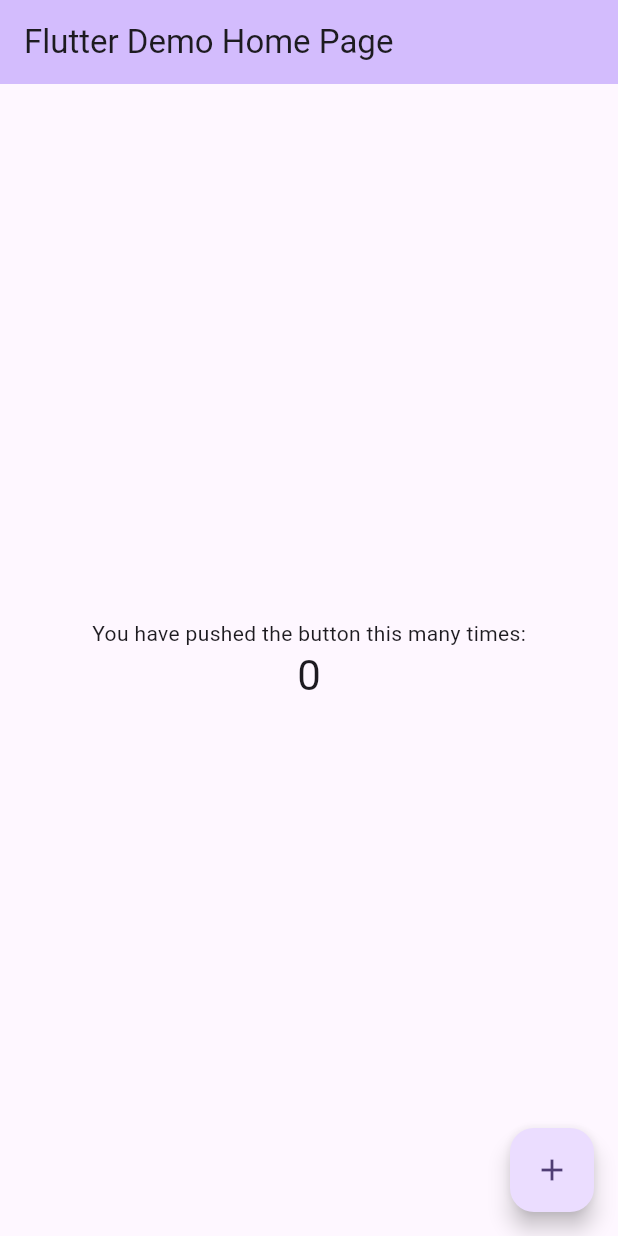
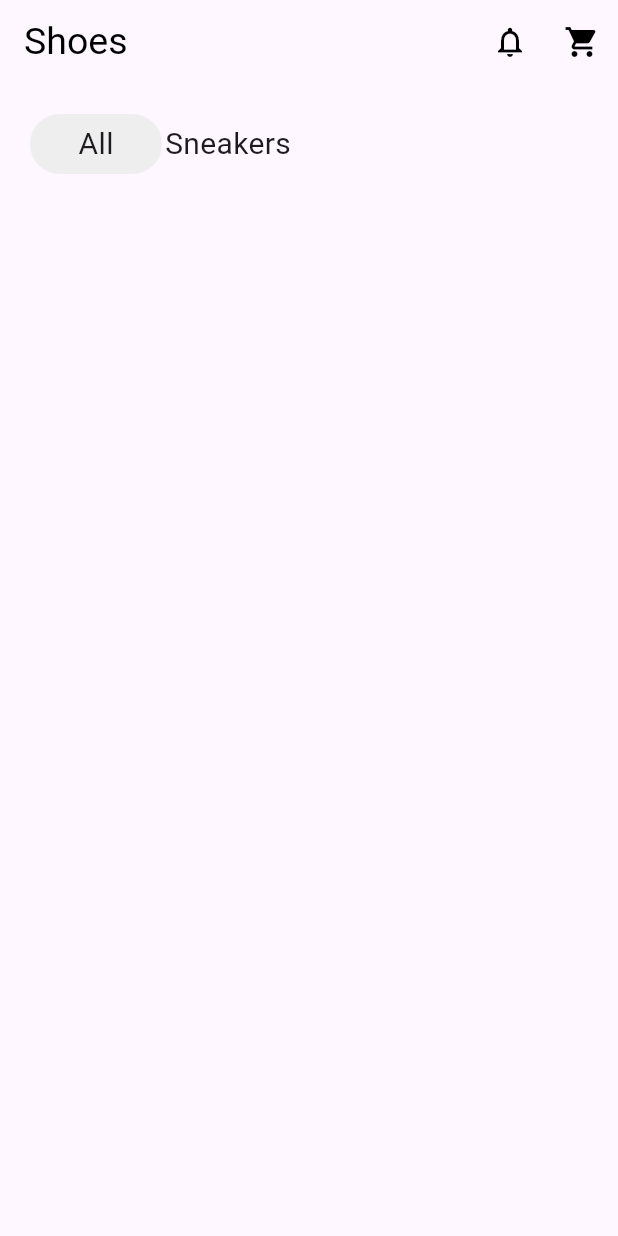
Before and after one commit to shashwat-naik/Educational, a Flutter app: the screen it shows after launch, on a phone screen of 412 x 824 dp. Run offline on Flutter 3.47's test engine with Material 3 defaults, Android fonts, the phone set to English and light mode, and no system bars.

Commit message:
App Bar & Nav Bar

```diff
--- a/lib/main.dart
+++ b/lib/main.dart
@@ -1,125 +1,81 @@
 import 'package:flutter/material.dart';
 
-void main() {
-  runApp(const MyApp());
-}
+void main() => runApp(MaterialApp(
+      debugShowCheckedModeBanner: false,
+      home: HomePage(),
+    ));
 
-class MyApp extends StatelessWidget {
-  const MyApp({super.key});
+class HomePage extends StatelessWidget {
+  const HomePage({super.key});
 
-  // This widget is the root of your application.
   @override
   Widget build(BuildContext context) {
-    return MaterialApp(
-      title: 'Flutter Demo',
-      theme: ThemeData(
-        // This is the theme of your application.
-        //
-        // TRY THIS: Try running your application with "flutter run". You'll see
-        // the application has a purple toolbar. Then, without quitting the app,
-        // try changing the seedColor in the colorScheme below to Colors.green
-        // and then invoke "hot reload" (save your changes or press the "hot
-        // reload" button in a Flutter-supported IDE, or press "r" if you used
-        // the command line to start the app).
-        //
-        // Notice that the counter didn't reset back to zero; the application
-        // state is not lost during the reload. To reset the state, use hot
-        // restart instead.
-        //
-        // This works for code too, not just values: Most code changes can be
-        // tested with just a hot reload.
-        colorScheme: ColorScheme.fromSeed(seedColor: Colors.deepPurple),
-        useMaterial3: true,
+    return Scaffold(
+      appBar: AppBar(
+        elevation: 0,
+        backgroundColor: Colors.transparent,
+        leading: null,
+        title: Text(
+          "Shoes",
+          style: TextStyle(color: Colors.black, fontSize: 25),
+        ),
+        actions: [
+          IconButton(
+            onPressed: () {},
+            icon: Icon(
+              Icons.notifications_none,
+              color: Colors.black,
+            ),
+          ),
+          IconButton(
+            onPressed: () {},
+            icon: Icon(
+              Icons.shopping_cart,
+              color: Colors.black,
+            ),
+          )
+        ],
       ),
-      home: const MyHomePage(title: 'Flutter Demo Home Page'),
+      body: SingleChildScrollView(
+        child: Container(
+          padding: EdgeInsets.all(20),
+          child: Column(
+            children: [
+              Container(
+                height: 40,
+                child: ListView(
+                  scrollDirection: Axis.horizontal,
+                  children: [
+                    AspectRatio(
+                      aspectRatio: 2.2 / 1,
+                      child: Container(
+                        decoration: BoxDecoration(
+                            color: Colors.grey[200],
+                            borderRadius: BorderRadius.circular(20)),
+                        child: Center(
+                          child: Text(
+                            "All",
+                            style: TextStyle(fontSize: 20),
+                          ),
+                        ),
+                      ),
+                    ),
+                    AspectRatio(
+                      aspectRatio: 2.2 / 1,
+                      child: Container(
+                        child: Center(
+                          child: Text("Sneakers", style: TextStyle(fontSize: 20),
+                          ),
+                        ),
+                      ),
+                    ),
+                  ],
+                ),
+              )
+            ],
+          ),
+        ),
+      ),
     );
   }
 }
-
-class MyHomePage extends StatefulWidget {
-  const MyHomePage({super.key, required this.title});
-
-  // This widget is the home page of your application. It is stateful, meaning
-  // that it has a State object (defined below) that contains fields that affect
-  // how it looks.
-
-  // This class is the configuration for the state. It holds the values (in this
-  // case the title) provided by the parent (in this case the App widget) and
-  // used by the build method of the State. Fields in a Widget subclass are
-  // always marked "final".
-
-  final String title;
-
-  @override
-  State<MyHomePage> createState() => _MyHomePageState();
-}
-
-class _MyHomePageState extends State<MyHomePage> {
-  int _counter = 0;
-
-  void _incrementCounter() {
-    setState(() {
-      // This call to setState tells the Flutter framework that something has
-      // changed in this State, which causes it to rerun the build method below
-      // so that the display can reflect the updated values. If we changed
-      // _counter without calling setState(), then the build method would not be
-      // called again, and so nothing would appear to happen.
-      _counter++;
-    });
-  }
-
-  @override
-  Widget build(BuildContext context) {
-    // This method is rerun every time setState is called, for instance as done
-    // by the _incrementCounter method above.
-    //
-    // The Flutter framework has been optimized to make rerunning build methods
-    // fast, so that you can just rebuild anything that needs updating rather
-    // than having to individually change instances of widgets.
-    return Scaffold(
-      appBar: AppBar(
-        // TRY THIS: Try changing the color here to a specific color (to
-        // Colors.amber, perhaps?) and trigger a hot reload to see the AppBar
-        // change color while the other colors stay the same.
-        backgroundColor: Theme.of(context).colorScheme.inversePrimary,
-        // Here we take the value from the MyHomePage object that was created by
-        // the App.build method, and use it to set our appbar title.
-        title: Text(widget.title),
-      ),
-      body: Center(
-        // Center is a layout widget. It takes a single child and positions it
-        // in the middle of the parent.
-        child: Column(
-          // Column is also a layout widget. It takes a list of children and
-          // arranges them vertically. By default, it sizes itself to fit its
-          // children horizontally, and tries to be as tall as its parent.
-          //
-          // Column has various properties to control how it sizes itself and
-          // how it positions its children. Here we use mainAxisAlignment to
-          // center the children vertically; the main axis here is the vertical
-          // axis because Columns are vertical (the cross axis would be
-          // horizontal).
-          //
-          // TRY THIS: Invoke "debug painting" (choose the "Toggle Debug Paint"
-          // action in the IDE, or press "p" in the console), to see the
-          // wireframe for each widget.
-          mainAxisAlignment: MainAxisAlignment.center,
-          children: <Widget>[
-            const Text(
-              'You have pushed the button this many times:',
-            ),
-            Text(
-              '$_counter',
-              style: Theme.of(context).textTheme.headlineMedium,
-            ),
-          ],
-        ),
-      ),
-      floatingActionButton: FloatingActionButton(
-        onPressed: _incrementCounter,
-        tooltip: 'Increment',
-        child: const Icon(Icons.add),
-      ), // This trailing comma makes auto-formatting nicer for build methods.
-    );
-  }
-}
```
